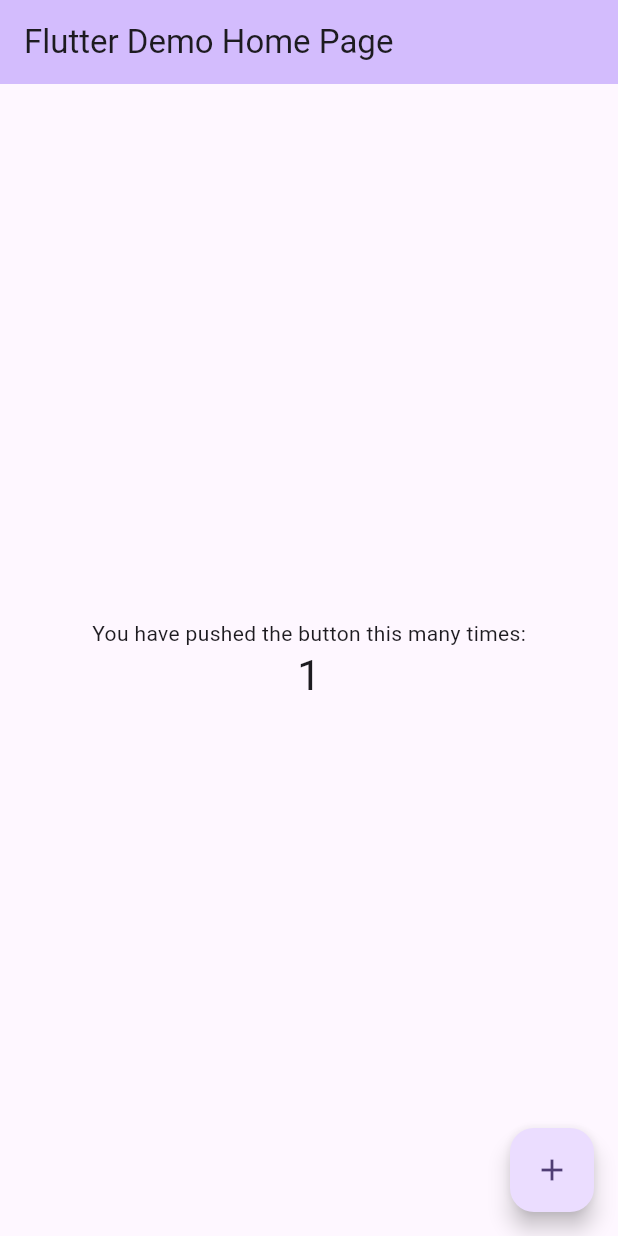
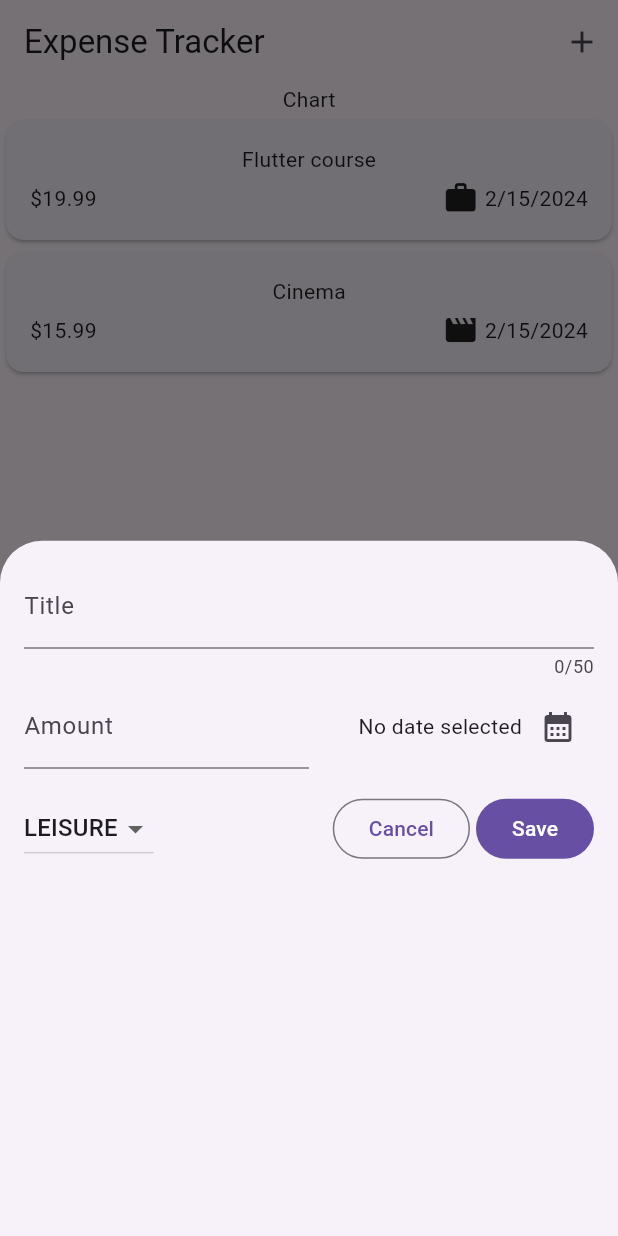
Before and after one commit to lijan3/flutter_expense_tracker_app, a Flutter app: the screen it shows after launch, after a tap on the "add" icon, on a phone screen of 412 x 824 dp. Run offline on Flutter 3.47's test engine with Material 3 defaults, Android fonts, the phone set to English and light mode, and no system bars.

Commit message:
List and add new expense

```diff
--- a/lib/main.dart
+++ b/lib/main.dart
@@ -1,125 +1,10 @@
 import 'package:flutter/material.dart';
+import 'package:flutter_expense_tracker_app/widgets/expenses.dart';
 
 void main() {
-  runApp(const MyApp());
+  runApp(
+    const MaterialApp(
+      home: Expenses(),
+    ),
+  );
 }
-
-class MyApp extends StatelessWidget {
-  const MyApp({super.key});
-
-  // This widget is the root of your application.
-  @override
-  Widget build(BuildContext context) {
-    return MaterialApp(
-      title: 'Flutter Demo',
-      theme: ThemeData(
-        // This is the theme of your application.
-        //
-        // TRY THIS: Try running your application with "flutter run". You'll see
-        // the application has a purple toolbar. Then, without quitting the app,
-        // try changing the seedColor in the colorScheme below to Colors.green
-        // and then invoke "hot reload" (save your changes or press the "hot
-        // reload" button in a Flutter-supported IDE, or press "r" if you used
-        // the command line to start the app).
-        //
-        // Notice that the counter didn't reset back to zero; the application
-        // state is not lost during the reload. To reset the state, use hot
-        // restart instead.
-        //
-        // This works for code too, not just values: Most code changes can be
-        // tested with just a hot reload.
-        colorScheme: ColorScheme.fromSeed(seedColor: Colors.deepPurple),
-        useMaterial3: true,
-      ),
-      home: const MyHomePage(title: 'Flutter Demo Home Page'),
-    );
-  }
-}
-
-class MyHomePage extends StatefulWidget {
-  const MyHomePage({super.key, required this.title});
-
-  // This widget is the home page of your application. It is stateful, meaning
-  // that it has a State object (defined below) that contains fields that affect
-  // how it looks.
-
-  // This class is the configuration for the state. It holds the values (in this
-  // case the title) provided by the parent (in this case the App widget) and
-  // used by the build method of the State. Fields in a Widget subclass are
-  // always marked "final".
-
-  final String title;
-
-  @override
-  State<MyHomePage> createState() => _MyHomePageState();
-}
-
-class _MyHomePageState extends State<MyHomePage> {
-  int _counter = 0;
-
-  void _incrementCounter() {
-    setState(() {
-      // This call to setState tells the Flutter framework that something has
-      // changed in this State, which causes it to rerun the build method below
-      // so that the display can reflect the updated values. If we changed
-      // _counter without calling setState(), then the build method would not be
-      // called again, and so nothing would appear to happen.
-      _counter++;
-    });
-  }
-
-  @override
-  Widget build(BuildContext context) {
-    // This method is rerun every time setState is called, for instance as done
-    // by the _incrementCounter method above.
-    //
-    // The Flutter framework has been optimized to make rerunning build methods
-    // fast, so that you can just rebuild anything that needs updating rather
-    // than having to individually change instances of widgets.
-    return Scaffold(
-      appBar: AppBar(
-        // TRY THIS: Try changing the color here to a specific color (to
-        // Colors.amber, perhaps?) and trigger a hot reload to see the AppBar
-        // change color while the other colors stay the same.
-        backgroundColor: Theme.of(context).colorScheme.inversePrimary,
-        // Here we take the value from the MyHomePage object that was created by
-        // the App.build method, and use it to set our appbar title.
-        title: Text(widget.title),
-      ),
-      body: Center(
-        // Center is a layout widget. It takes a single child and positions it
-        // in the middle of the parent.
-        child: Column(
-          // Column is also a layout widget. It takes a list of children and
-          // arranges them vertically. By default, it sizes itself to fit its
-          // children horizontally, and tries to be as tall as its parent.
-          //
-          // Column has various properties to control how it sizes itself and
-          // how it positions its children. Here we use mainAxisAlignment to
-          // center the children vertically; the main axis here is the vertical
-          // axis because Columns are vertical (the cross axis would be
-          // horizontal).
-          //
-          // TRY THIS: Invoke "debug painting" (choose the "Toggle Debug Paint"
-          // action in the IDE, or press "p" in the console), to see the
-          // wireframe for each widget.
-          mainAxisAlignment: MainAxisAlignment.center,
-          children: <Widget>[
-            const Text(
-              'You have pushed the button this many times:',
-            ),
-            Text(
-              '$_counter',
-              style: Theme.of(context).textTheme.headlineMedium,
-            ),
-          ],
-        ),
-      ),
-      floatingActionButton: FloatingActionButton(
-        onPressed: _incrementCounter,
-        tooltip: 'Increment',
-        child: const Icon(Icons.add),
-      ), // This trailing comma makes auto-formatting nicer for build methods.
-    );
-  }
-}
--- /dev/null
+++ b/lib/models/expense.dart
@@ -0,0 +1,39 @@
+import 'package:flutter/material.dart';
+import 'package:intl/intl.dart';
+import 'package:uuid/uuid.dart';
+
+const uuid = Uuid();
+final formatter = DateFormat.yMd();
+
+enum Category {
+  food,
+  travel,
+  leisure,
+  work,
+}
+
+const categoryIcons = {
+  Category.food: Icons.lunch_dining,
+  Category.travel: Icons.flight_takeoff,
+  Category.leisure: Icons.movie,
+  Category.work: Icons.work,
+};
+
+class Expense {
+  Expense({
+    required this.title,
+    required this.amount,
+    required this.date,
+    required this.category,
+  }) : id = uuid.v4();
+
+  final String id;
+  final String title;
+  final double amount;
+  final DateTime date;
+  final Category category;
+
+  String get formattedDate {
+    return formatter.format(date);
+  }
+}
--- /dev/null
+++ b/lib/widgets/expenses.dart
@@ -0,0 +1,64 @@
+import 'package:flutter/material.dart';
+import 'package:flutter_expense_tracker_app/widgets/expenses/expenses_list.dart';
+import 'package:flutter_expense_tracker_app/models/expense.dart';
+import 'package:flutter_expense_tracker_app/widgets/expenses/new_expense.dart';
+
+class Expenses extends StatefulWidget {
+  const Expenses({super.key});
+
+  @override
+  State<Expenses> createState() {
+    return _ExpensesState();
+  }
+}
+
+class _ExpensesState extends State<Expenses> {
+  final List<Expense> _registerExpenses = [
+    Expense(
+      title: 'Flutter course',
+      amount: 19.99,
+      date: DateTime.now(),
+      category: Category.work,
+    ),
+    Expense(
+      title: 'Cinema',
+      amount: 15.99,
+      date: DateTime.now(),
+      category: Category.leisure,
+    ),
+  ];
+
+  void addExpense(Expense exp) {
+    setState(() => _registerExpenses.add(exp));
+  }
+
+  void showAddExpense() {
+    showModalBottomSheet(
+      context: context,
+      builder: (ctx) => NewExpense(addExpense: addExpense),
+    );
+  }
+
+  @override
+  Widget build(BuildContext context) {
+    return Scaffold(
+      appBar: AppBar(
+        title: const Text('Expense Tracker'),
+        actions: [
+          IconButton(
+            onPressed: showAddExpense,
+            icon: const Icon(Icons.add),
+          ),
+        ],
+      ),
+      body: Column(
+        children: [
+          const Text('Chart'),
+          Expanded(
+            child: ExpensesList(expenses: _registerExpenses),
+          ),
+        ],
+      ),
+    );
+  }
+}
--- /dev/null
+++ b/lib/widgets/expenses/expenses_item.dart
@@ -0,0 +1,48 @@
+import 'package:flutter/material.dart';
+import 'package:flutter_expense_tracker_app/models/expense.dart';
+
+class ExpensesItem extends StatelessWidget {
+  const ExpensesItem({super.key, required this.expense});
+
+  final Expense expense;
+
+  @override
+  Widget build(BuildContext context) {
+    return Card(
+      child: Padding(
+        padding: const EdgeInsets.all(16),
+        child: Column(
+          children: [
+            Text(expense.title),
+            Container(
+              margin: const EdgeInsets.only(
+                top: 4,
+              ),
+              child: Row(
+                children: [
+                  Text(
+                    '\$${expense.amount.toStringAsFixed(2)}',
+                  ),
+                  const Spacer(),
+                  Row(
+                    children: [
+                      Container(
+                        margin: const EdgeInsets.only(right: 4),
+                        child: Icon(
+                          categoryIcons[expense.category],
+                        ),
+                      ),
+                      Text(
+                        expense.formattedDate,
+                      ),
+                    ],
+                  ),
+                ],
+              ),
+            ),
+          ],
+        ),
+      ),
+    );
+  }
+}
--- /dev/null
+++ b/lib/widgets/expenses/expenses_list.dart
@@ -0,0 +1,19 @@
+import 'package:flutter/material.dart';
+import 'package:flutter_expense_tracker_app/models/expense.dart';
+import 'package:flutter_expense_tracker_app/widgets/expenses/expenses_item.dart';
+
+class ExpensesList extends StatelessWidget {
+  const ExpensesList({super.key, required this.expenses});
+
+  final List<Expense> expenses;
+
+  @override
+  Widget build(BuildContext context) {
+    return ListView.builder(
+      itemCount: expenses.length,
+      itemBuilder: (ctx, index) => ExpensesItem(
+        expense: expenses[index],
+      ),
+    );
+  }
+}
--- /dev/null
+++ b/lib/widgets/expenses/new_expense.dart
@@ -0,0 +1,140 @@
+import 'package:flutter/material.dart';
+import 'package:flutter/services.dart';
+import 'package:flutter_expense_tracker_app/models/expense.dart';
+
+class NewExpense extends StatefulWidget {
+  const NewExpense({super.key, required this.addExpense});
+
+  final Function addExpense;
+
+  @override
+  State<NewExpense> createState() {
+    return _NewExpenseState();
+  }
+}
+
+class _NewExpenseState extends State<NewExpense> {
+  final _titleController = TextEditingController();
+  final _amountController = TextEditingController();
+  DateTime? _selectedDate;
+  Category _selectedCategory = Category.leisure;
+
+  @override
+  void dispose() {
+    _titleController.dispose();
+    _amountController.dispose();
+    super.dispose();
+  }
+
+  void _showDatePicker() async {
+    final now = DateTime.now();
+    final date = await showDatePicker(
+      context: context,
+      firstDate: DateTime(now.year - 1, now.month, now.day),
+      lastDate: now,
+    );
+    setState(() => _selectedDate = date);
+  }
+
+  void addNewExpense() {
+    widget.addExpense(
+      Expense(
+        title: _titleController.text,
+        amount: double.parse(_amountController.text),
+        date: DateTime.now(),
+        category: Category.food,
+      ),
+    );
+  }
+
+  void cancelNewExpense() {
+    Navigator.pop(context);
+  }
+
+  @override
+  Widget build(BuildContext context) {
+    return Padding(
+        padding: const EdgeInsets.all(16),
+        child: Column(
+          children: [
+            TextField(
+              controller: _titleController,
+              decoration: const InputDecoration(
+                label: Text('Title'),
+              ),
+              maxLength: 50,
+            ),
+            Container(
+              margin: const EdgeInsets.only(top: 4, bottom: 16),
+              child: Row(
+                children: [
+                  Expanded(
+                    child: TextField(
+                      controller: _amountController,
+                      decoration: const InputDecoration(
+                        label: Text('Amount'),
+                        prefixText: '\$ ',
+                      ),
+                      keyboardType:
+                          const TextInputType.numberWithOptions(decimal: true),
+                    ),
+                  ),
+                  Expanded(
+                    child: Row(
+                      mainAxisAlignment: MainAxisAlignment.end,
+                      crossAxisAlignment: CrossAxisAlignment.center,
+                      children: [
+                        Text(_selectedDate == null
+                            ? 'No date selected'
+                            : formatter.format(_selectedDate!)),
+                        IconButton(
+                          onPressed: _showDatePicker,
+                          icon: const Icon(
+                            Icons.calendar_month,
+                          ),
+                        ),
+                      ],
+                    ),
+                  ),
+                ],
+              ),
+            ),
+            Row(
+              children: [
+                DropdownButton(
+                  value: _selectedCategory,
+                  items: Category.values
+                      .map(
+                        (item) => DropdownMenuItem(
+                          value: item,
+                          child: Text(
+                            item.name.toUpperCase(),
+                          ),
+                        ),
+                      )
+                      .toList(),
+                  onChanged: (value) => {
+                    if (value != null)
+                      {
+                        setState(() => _selectedCategory = value),
+                      }
+                  },
+                ),
+                const Spacer(),
+                OutlinedButton(
+                  onPressed: cancelNewExpense,
+                  child: const Text('Cancel'),
+                ),
+                Container(
+                  margin: const EdgeInsets.only(left: 4),
+                  child: FilledButton(
+                    onPressed: addNewExpense,
+                    child: const Text('Save'),
+                  ),
+                ),
+              ],
+            ),
+          ],
+        ));
+  }
+}
--- a/pubspec.yaml
+++ b/pubspec.yaml
@@ -35,6 +35,8 @@ dependencies:
   # The following adds the Cupertino Icons font to your application.
   # Use with the CupertinoIcons class for iOS style icons.
   cupertino_icons: ^1.0.2
+  uuid: ^4.3.3
+  intl: ^0.19.0
 
 dev_dependencies:
   flutter_test:
```
Also changed, not shown: pubspec.lock, 1 other file.
